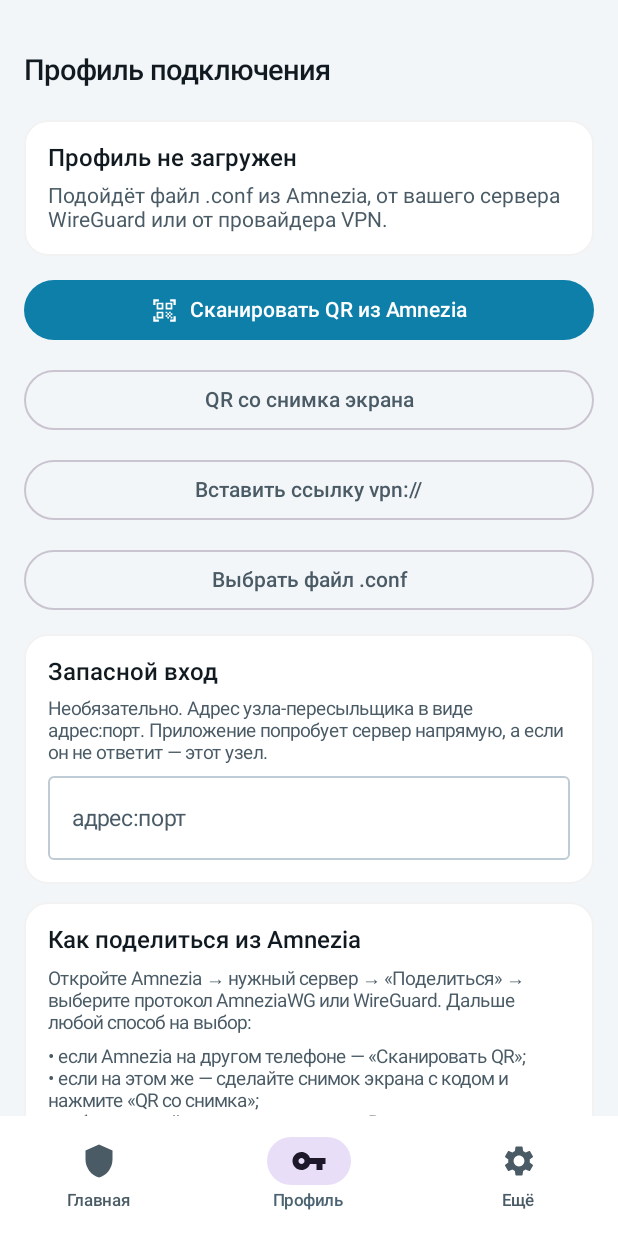
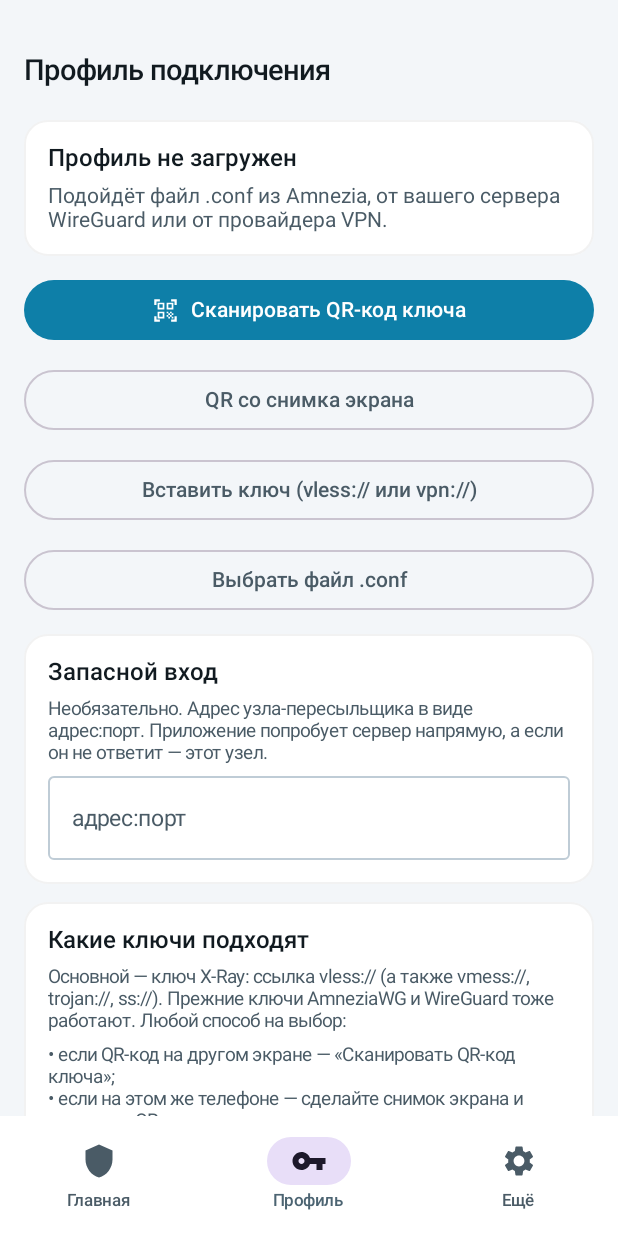
Before and after one commit to viktorbeloglazov-design/vpn, an Android app built with Jetpack Compose: the screen it shows after launch (MainActivity), item 2 of the bottom bar chosen, on a phone screen of 412 x 824 dp. Run offline under Robolectric (Android 15) with nearby library versions, the phone set to English and light mode, and no system bars; libraries missing offline, so code that uses them is left out: org.amnezia.awg; 2 statements that could not run were skipped.

Commit message:
Окна Android и Mac говорят о ключах X-Ray
- Android: кнопки «Сканировать QR-код ключа» и «Вставить ключ
  (vless:// или vpn://)», подсказка о том, какие ключи подходят;
- Mac: для ключа X-Ray вместо полей WireGuard — протокол, сервер
  и под что маскируется соединение; подсказка внизу о ключах.

Co-Authored-By: Claude Opus 5.5 <noreply@anthropic.com>
Claude-Session: https://claude.ai/code/session_01VH45CZBSJD2YufTyWY8uZc

```diff
--- a/android/app/src/main/java/kz/qpvpn/ui/Screens.kt
+++ b/android/app/src/main/java/kz/qpvpn/ui/Screens.kt
@@ -305,8 +305,8 @@ private fun HomeSection(state: ScreenState, actions: ScreenActions, onNavigate:
                 SectionHeader("Сначала профиль", "Без него подключаться некуда")
                 InfoCard {
                     Text(
-                        "Загрузите файл .conf от вашего сервера — Amnezia, WireGuard или любой другой, " +
-                            "который выдаёт конфигурацию WireGuard.",
+                        "Загрузите ключ от вашего сервера — ссылку vless:// (X-Ray) или прежний " +
+                            "ключ vpn:// либо файл .conf.",
                         style = MaterialTheme.typography.bodyMedium,
                     )
                     Button(onClick = { onNavigate(Section.PROFILE) }, modifier = Modifier.fillMaxWidth()) {
@@ -695,7 +695,7 @@ private fun ProfileSection(state: ScreenState, actions: ScreenActions) {
         Button(onClick = actions.onScanQr, modifier = Modifier.fillMaxWidth()) {
             Icon(Icons.Filled.QrCodeScanner, contentDescription = null, modifier = Modifier.size(18.dp))
             Spacer(Modifier.width(8.dp))
-            Text("Сканировать QR из Amnezia")
+            Text("Сканировать QR-код ключа")
         }
 
         OutlinedButton(onClick = actions.onPickQrImage, modifier = Modifier.fillMaxWidth()) {
@@ -703,7 +703,7 @@ private fun ProfileSection(state: ScreenState, actions: ScreenActions) {
         }
 
         OutlinedButton(onClick = { showLinkDialog = true }, modifier = Modifier.fillMaxWidth()) {
-            Text("Вставить ссылку vpn://")
+            Text("Вставить ключ (vless:// или vpn://)")
         }
 
         OutlinedButton(onClick = actions.onPickProfile, modifier = Modifier.fillMaxWidth()) {
@@ -719,24 +719,24 @@ private fun ProfileSection(state: ScreenState, actions: ScreenActions) {
         }
 
         InfoCard {
-            Text("Как поделиться из Amnezia", style = MaterialTheme.typography.titleMedium)
+            Text("Какие ключи подходят", style = MaterialTheme.typography.titleMedium)
             Text(
-                "Откройте Amnezia → нужный сервер → «Поделиться» → выберите протокол AmneziaWG " +
-                    "или WireGuard. Дальше любой способ на выбор:",
+                "Основной — ключ X-Ray: ссылка vless:// (а также vmess://, trojan://, ss://). " +
+                    "Прежние ключи AmneziaWG и WireGuard тоже работают. Любой способ на выбор:",
                 style = MaterialTheme.typography.bodySmall,
                 color = MaterialTheme.colorScheme.onSurfaceVariant,
             )
             Text(
-                "• если Amnezia на другом телефоне — «Сканировать QR»;\n" +
-                    "• если на этом же — сделайте снимок экрана с кодом и нажмите «QR со снимка»;\n" +
-                    "• либо скопируйте ссылку и нажмите «Вставить ссылку»;\n" +
-                    "• либо из Amnezia нажмите «Поделиться» и выберите QP VPN в списке программ.",
+                "• если QR-код на другом экране — «Сканировать QR-код ключа»;\n" +
+                    "• если на этом же телефоне — сделайте снимок экрана и нажмите «QR со снимка»;\n" +
+                    "• либо скопируйте ключ и нажмите «Вставить ключ»;\n" +
+                    "• либо нажмите на ключ-ссылку в письме или мессенджере и выберите QP VPN.",
                 style = MaterialTheme.typography.bodySmall,
                 color = MaterialTheme.colorScheme.onSurfaceVariant,
             )
             Text(
-                "Маскировка AmneziaWG поддерживается: мусорные пакеты и подменённые заголовки " +
-                    "переносятся в туннель как есть.",
+                "Протокол выбирается сам по ключу: X-Ray с маскировкой Reality и TLS " +
+                    "или AmneziaWG с мусорными пакетами — переносится как есть.",
                 style = MaterialTheme.typography.bodySmall,
                 color = LocalAppColors.current.connected,
             )
@@ -745,18 +745,18 @@ private fun ProfileSection(state: ScreenState, actions: ScreenActions) {
         if (showLinkDialog) {
             AlertDialog(
                 onDismissRequest = { showLinkDialog = false },
-                title = { Text("Ссылка из Amnezia") },
+                title = { Text("Ключ") },
                 text = {
                     Column {
                         Text(
-                            "Вставьте ссылку vpn://… или сам текст настроек.",
+                            "Вставьте ключ: ссылку vless://…, vpn://… или текст настроек.",
                             style = MaterialTheme.typography.bodySmall,
                         )
                         Spacer(Modifier.height(8.dp))
                         OutlinedTextField(
                             value = linkText,
                             onValueChange = { linkText = it },
-                            placeholder = { Text("vpn://…") },
+                            placeholder = { Text("vless://…") },
                             modifier = Modifier.fillMaxWidth(),
                         )
                     }
--- a/android/app/src/main/java/kz/qpvpn/vpn/TunnelController.kt
+++ b/android/app/src/main/java/kz/qpvpn/vpn/TunnelController.kt
@@ -148,7 +148,7 @@ class TunnelController(
     suspend fun connect() {
         val profileText = store.profileText()
         if (profileText.isNullOrBlank()) {
-            fail("Профиль не загружен. Откройте вкладку «Профиль» и выберите файл .conf.")
+            fail("Ключ не загружен. Откройте вкладку «Профиль» и загрузите ключ.")
             return
         }
         // Протокол выбирается по ключу: X-Ray — своя служба, прежние
```
Also changed, not shown: 1 other file.
